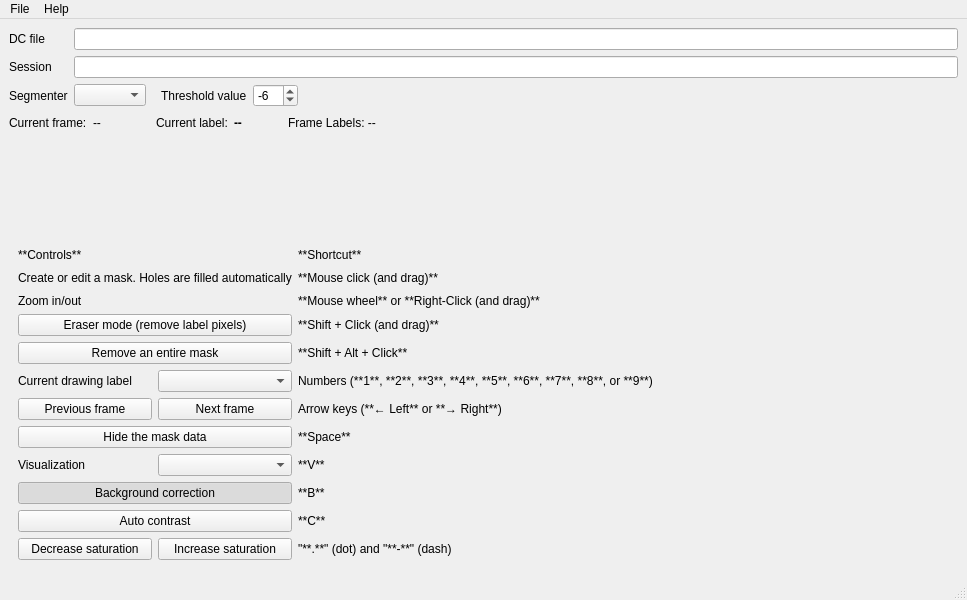
Before: the Qt Designer form ui/main.ui in DC-analysis/CytoPix, drawn with Qt 5.
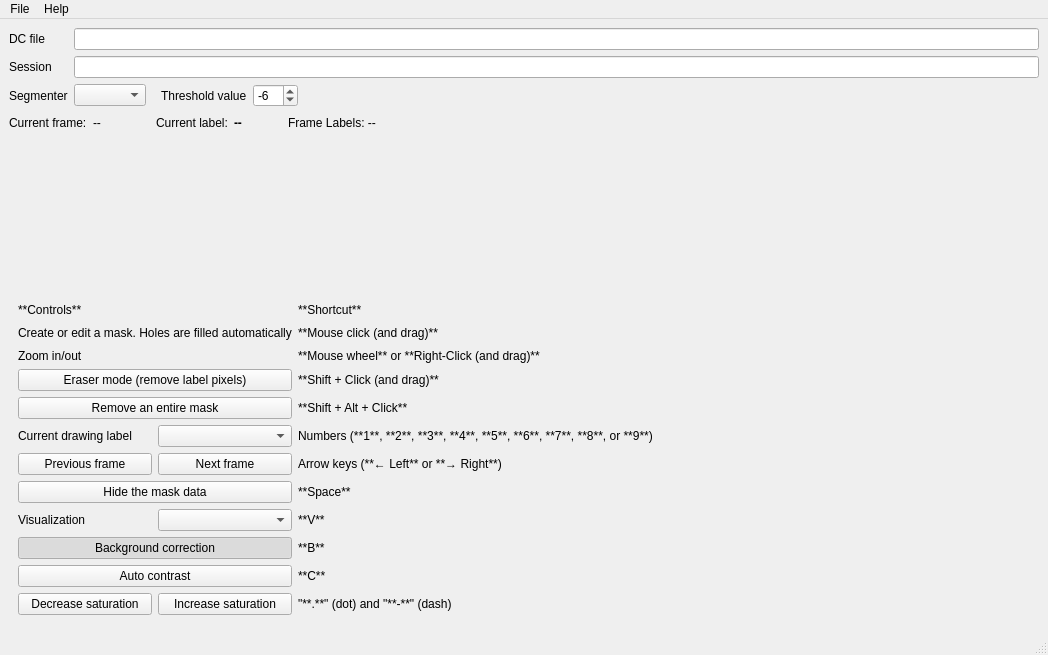
After: the same form once the commit is applied. Custom widgets are drawn as their Qt base class.

Commit message: fix: maximize image view

```diff
--- a/ui/main.ui
+++ b/ui/main.ui
@@ -6,15 +6,15 @@
    <rect>
     <x>0</x>
     <y>0</y>
-    <width>967</width>
-    <height>600</height>
+    <width>1048</width>
+    <height>655</height>
    </rect>
   </property>
   <property name="windowTitle">
    <string>MainWindow</string>
   </property>
   <widget class="QWidget" name="centralwidget">
-   <layout class="QVBoxLayout" name="verticalLayout">
+   <layout class="QVBoxLayout" name="verticalLayout" stretch="0,0,1,0">
     <item>
      <layout class="QGridLayout" name="gridLayout">
       <item row="0" column="0">
@@ -499,7 +499,7 @@
     <rect>
      <x>0</x>
      <y>0</y>
-     <width>967</width>
+     <width>1048</width>
      <height>23</height>
     </rect>
    </property>
```
The commit also changes 2 other files.
